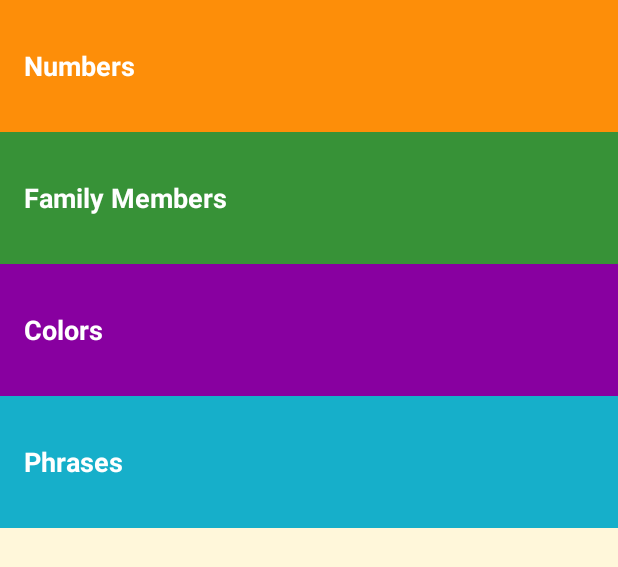
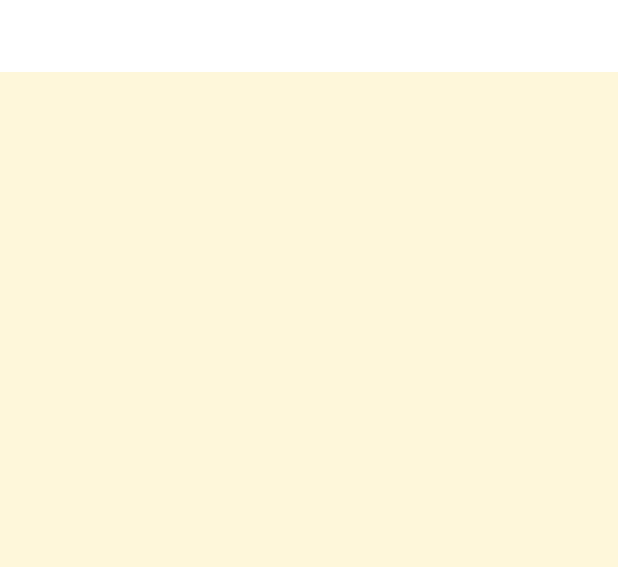
Before and after one commit to amlannandy/MiwokTranslator, an Android app: the layout activity_main.xml on its own in the app's theme, with its tools: preview values and no code run, on a phone screen of 412 x 824 dp. Shown: the top 567 px of the screen. Run offline under Robolectric (Android 15) with nearby library versions, the phone set to English and light mode, and no system bars.

Commit message:
added page view

```diff
--- a/app/build.gradle
+++ b/app/build.gradle
@@ -34,6 +34,8 @@ dependencies {
     implementation 'com.google.android.material:material:1.2.1'
     implementation 'androidx.constraintlayout:constraintlayout:2.0.4'
     implementation 'androidx.legacy:legacy-support-v4:1.0.0'
+    implementation 'androidx.viewpager:viewpager:1.0.0'
+    implementation 'com.google.android.material:material:1.1.0'
     testImplementation 'junit:junit:4.+'
     androidTestImplementation 'androidx.test.ext:junit:1.1.2'
     androidTestImplementation 'androidx.test.espresso:espresso-core:3.3.0'
--- a/app/src/main/res/layout/activity_main.xml
+++ b/app/src/main/res/layout/activity_main.xml
@@ -1,35 +1,22 @@
 <?xml version="1.0" encoding="utf-8"?>
-<LinearLayout
-    xmlns:android="http://schemas.android.com/apk/res/android"
+<LinearLayout xmlns:android="http://schemas.android.com/apk/res/android"
     xmlns:tools="http://schemas.android.com/tools"
     android:layout_width="match_parent"
     android:layout_height="match_parent"
+    xmlns:app="http://schemas.android.com/apk/res-auto"
     android:background="@color/tan_background"
     android:orientation="vertical"
     tools:context="com.aknindustries.miwoktranslator.MainActivity">
 
-    <TextView
-        android:id="@+id/numbers"
-        style="@style/CategoryStyle"
-        android:background="@color/category_numbers"
-        android:text="@string/category_numbers"/>
+    <com.google.android.material.tabs.TabLayout
+        android:id="@+id/sliding_tabs"
+        android:layout_width="match_parent"
+        android:layout_height="wrap_content"
+        app:tabMode="fixed" />
 
-    <TextView
-        android:id="@+id/family"
-        style="@style/CategoryStyle"
-        android:background="@color/category_family"
-        android:text="@string/category_family" />
-
-    <TextView
-        android:id="@+id/colors"
-        style="@style/CategoryStyle"
-        android:background="@color/category_colors"
-        android:text="@string/category_colors" />
-
-    <TextView
-        android:id="@+id/phrases"
-        style="@style/CategoryStyle"
-        android:background="@color/category_phrases"
-        android:text="@string/category_phrases" />
+    <androidx.viewpager.widget.ViewPager
+        android:id="@+id/view_pager"
+        android:layout_width="match_parent"
+        android:layout_height="wrap_content"/>
 
 </LinearLayout>
```
Also changed, not shown: app/src/main/java/com/aknindustries/miwoktranslator/MainActivity.java (+10 -20 lines), app/src/main/java/com/aknindustries/miwoktranslator/SimpleFragmentPagerAdapter.java (added, +38 -0 lines), gradle/wrapper/gradle-wrapper.properties.
